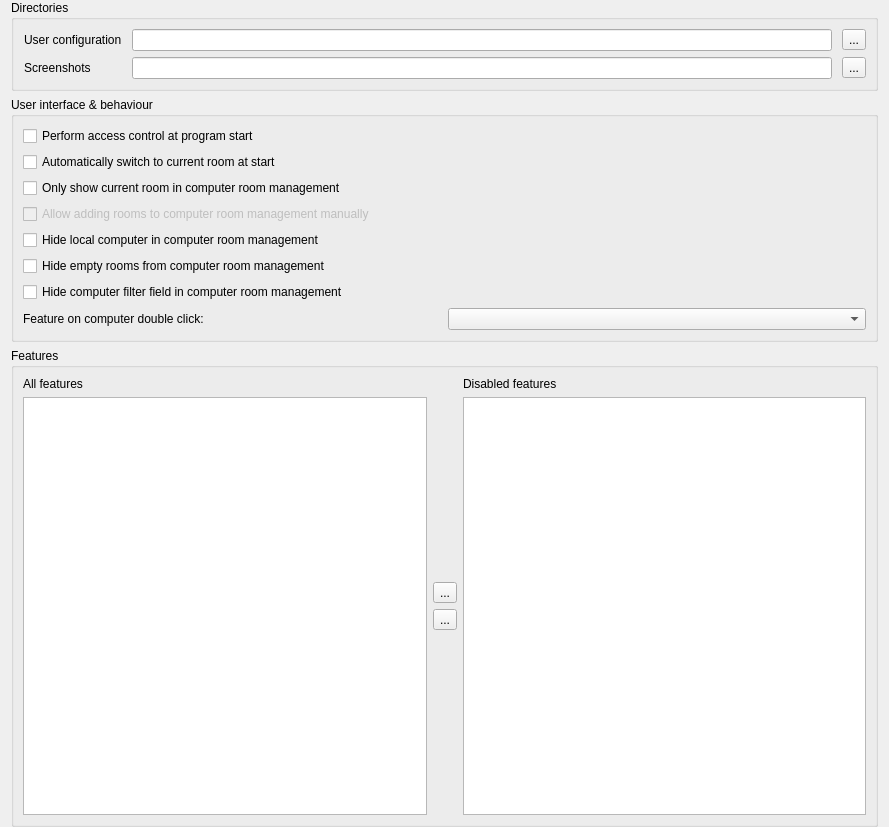
Before: the Qt Designer form configurator/forms/MasterConfigurationPage.ui in veyon/veyon, drawn with Qt 5.
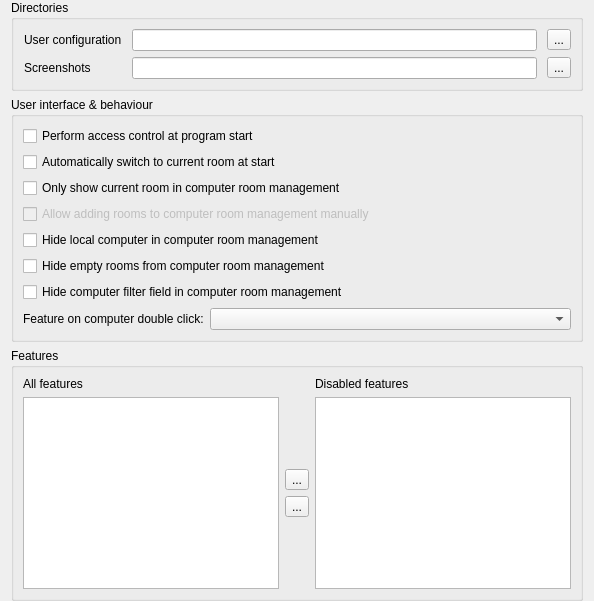
After: the same form once the commit is applied. Icons and pictures are not drawn.

Commit message: Configurator: MasterConfigurationPage: improve layout

Diff of the .ui file:
```diff
--- a/configurator/forms/MasterConfigurationPage.ui
+++ b/configurator/forms/MasterConfigurationPage.ui
@@ -2,14 +2,6 @@
 <ui version="4.0">
  <class>MasterConfigurationPage</class>
  <widget class="QWidget" name="MasterConfigurationPage">
-  <property name="geometry">
-   <rect>
-    <x>0</x>
-    <y>0</y>
-    <width>889</width>
-    <height>827</height>
-   </rect>
-  </property>
   <property name="windowTitle">
    <string notr="true">Form</string>
   </property>
@@ -82,7 +74,7 @@
      <property name="title">
       <string>User interface &amp;&amp; behaviour</string>
      </property>
-     <layout class="QGridLayout" name="gridLayout">
+     <layout class="QGridLayout" name="gridLayout" columnstretch="0,1">
       <item row="8" column="0">
        <widget class="QLabel" name="label_3">
         <property name="text">
```
